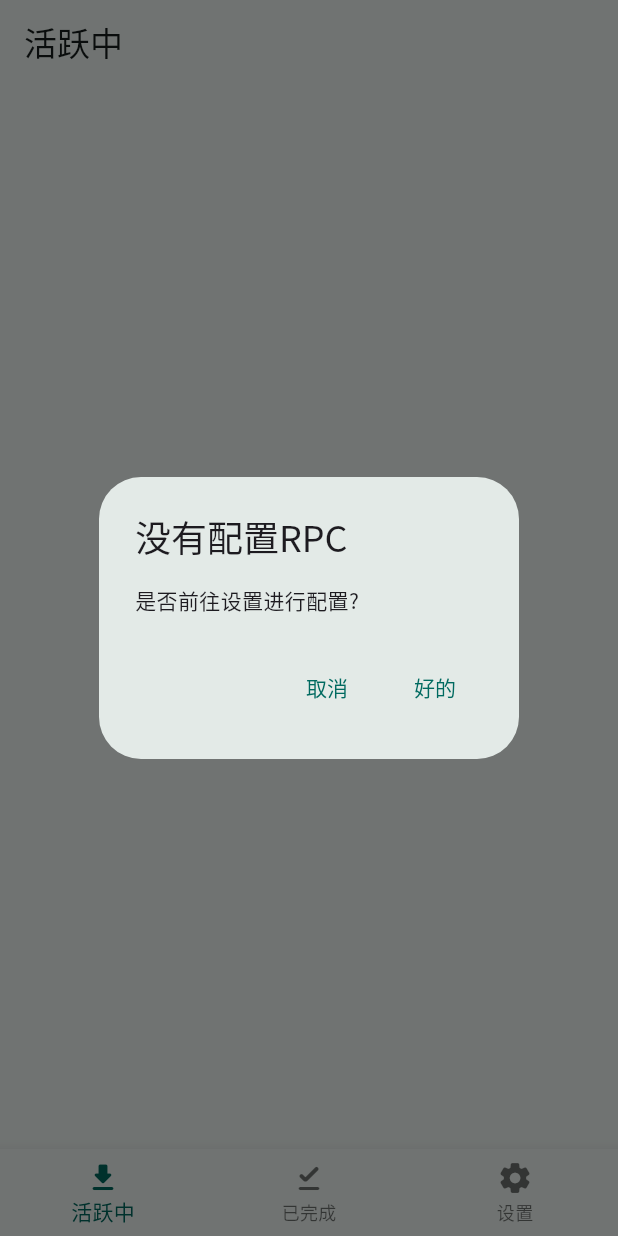
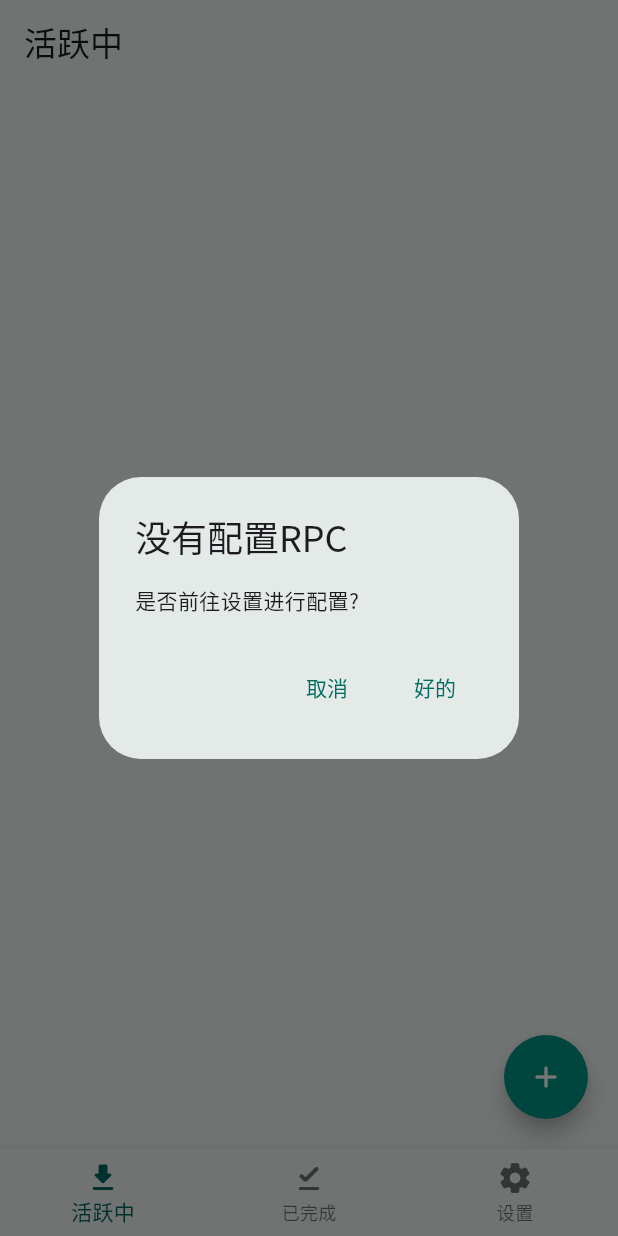
Before and after one commit to Zhoucheng133/Aria-Remote, a Flutter app: the screen it shows after launch, on a phone screen of 412 x 824 dp. Run offline on Flutter 3.47's test engine with Material 3 defaults, Android fonts, the light colour scheme and no system bars; our stand-ins replace adaptive_dialog, get, google_fonts, shared_preferences.

Commit message:
添加活跃中的添加按钮

```diff
--- a/lib/pages/active.dart
+++ b/lib/pages/active.dart
@@ -1,4 +1,6 @@
+import 'package:aria_remote/utils/get_settings.dart';
 import 'package:flutter/material.dart';
+import 'package:get/get.dart';
 
 class Active extends StatefulWidget {
   const Active({super.key});
@@ -8,10 +10,34 @@ class Active extends StatefulWidget {
 }
 
 class _ActiveState extends State<Active> {
+
+  final GetSettings settings=Get.find();
+
   @override
   Widget build(BuildContext context) {
-    return const Center(
-      child: Text('活跃中'),
+    return Stack(
+      children: [
+        Positioned(
+          right: 20,
+          bottom: 20,
+          child: Obx(()=>
+            FloatingActionButton(
+              shape: const CircleBorder(),
+              backgroundColor: Colors.teal,
+              onPressed: settings.isLogin() ? (){
+
+              } : null,
+              child: const Icon(
+                Icons.add_rounded,
+                color: Colors.white,
+              ),
+            ),
+          )
+        ),
+        const Center(
+          child: Text('Active'),
+        )
+      ],
     );
   }
 }
```
